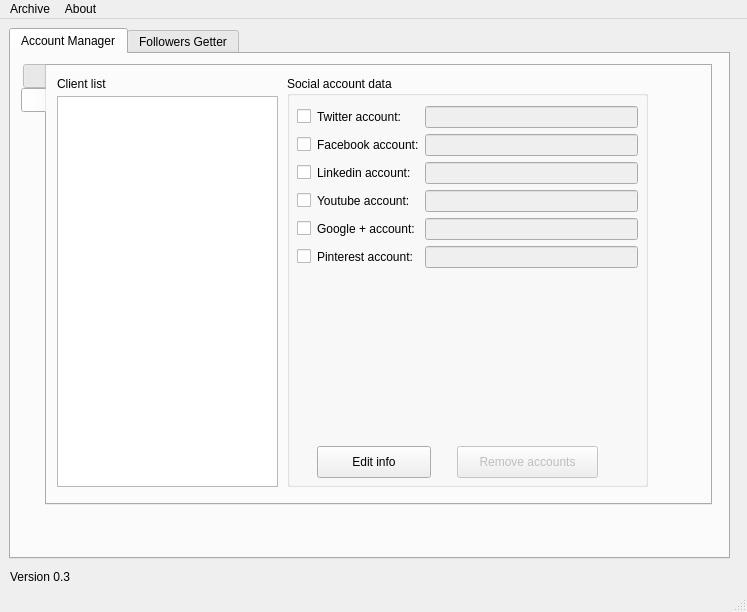
Qt form QtDesignerGUI/GUI.ui (PaytonZ/python-get-followers) before a commit.
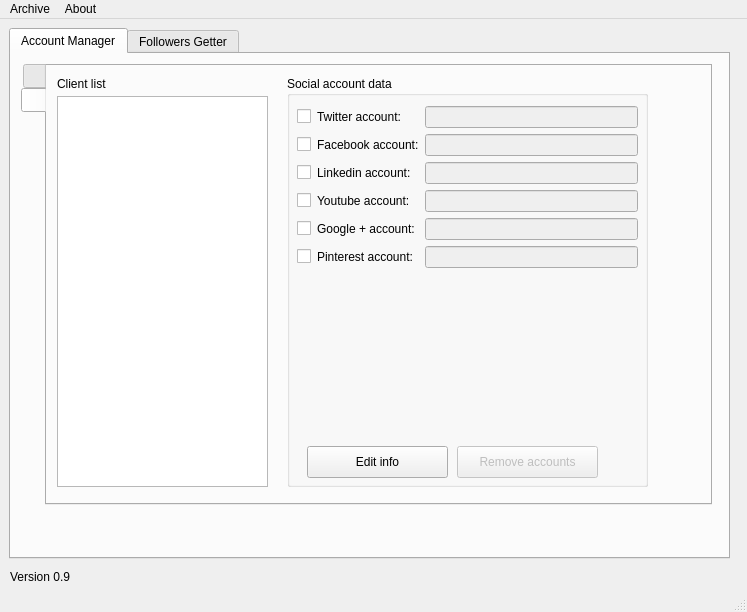
The same form after that commit. Icons and pictures are not drawn.

What changed in the file:
```diff
--- a/QtDesignerGUI/GUI.ui
+++ b/QtDesignerGUI/GUI.ui
@@ -247,16 +247,6 @@
        <attribute name="title">
         <string/>
        </attribute>
-       <widget class="QListView" name="clientListView">
-        <property name="geometry">
-         <rect>
-          <x>10</x>
-          <y>30</y>
-          <width>221</width>
-          <height>391</height>
-         </rect>
-        </property>
-       </widget>
        <widget class="QLabel" name="clientListLabel">
         <property name="geometry">
          <rect>
@@ -285,9 +275,9 @@
         <widget class="QPushButton" name="editBt">
          <property name="geometry">
           <rect>
-           <x>30</x>
+           <x>20</x>
            <y>370</y>
-           <width>114</width>
+           <width>141</width>
            <height>32</height>
           </rect>
          </property>
@@ -486,6 +476,16 @@
          </layout>
         </widget>
        </widget>
+       <widget class="QListWidget" name="clientListWidget">
+        <property name="geometry">
+         <rect>
+          <x>10</x>
+          <y>30</y>
+          <width>211</width>
+          <height>391</height>
+         </rect>
+        </property>
+       </widget>
       </widget>
      </widget>
     </widget>
@@ -534,7 +534,7 @@
      </rect>
     </property>
     <property name="text">
-     <string>Version 0.3</string>
+     <string>Version 0.9</string>
     </property>
    </widget>
   </widget>
```
